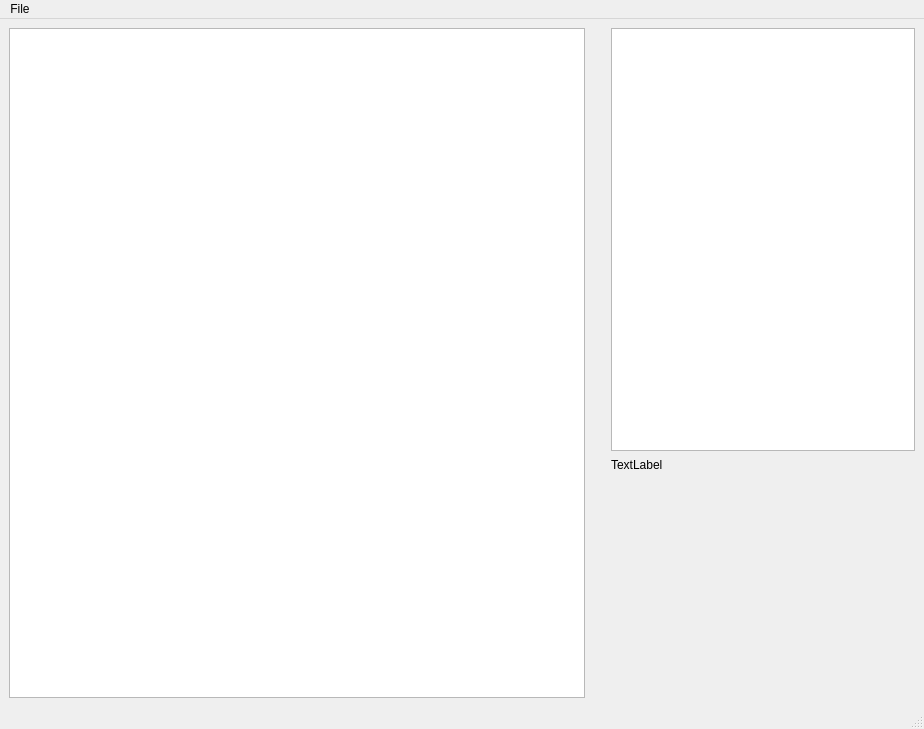
Above: mrfi_gui/mainwindow.ui from fffasttime/MRFI before the change. Below: the same form after it.
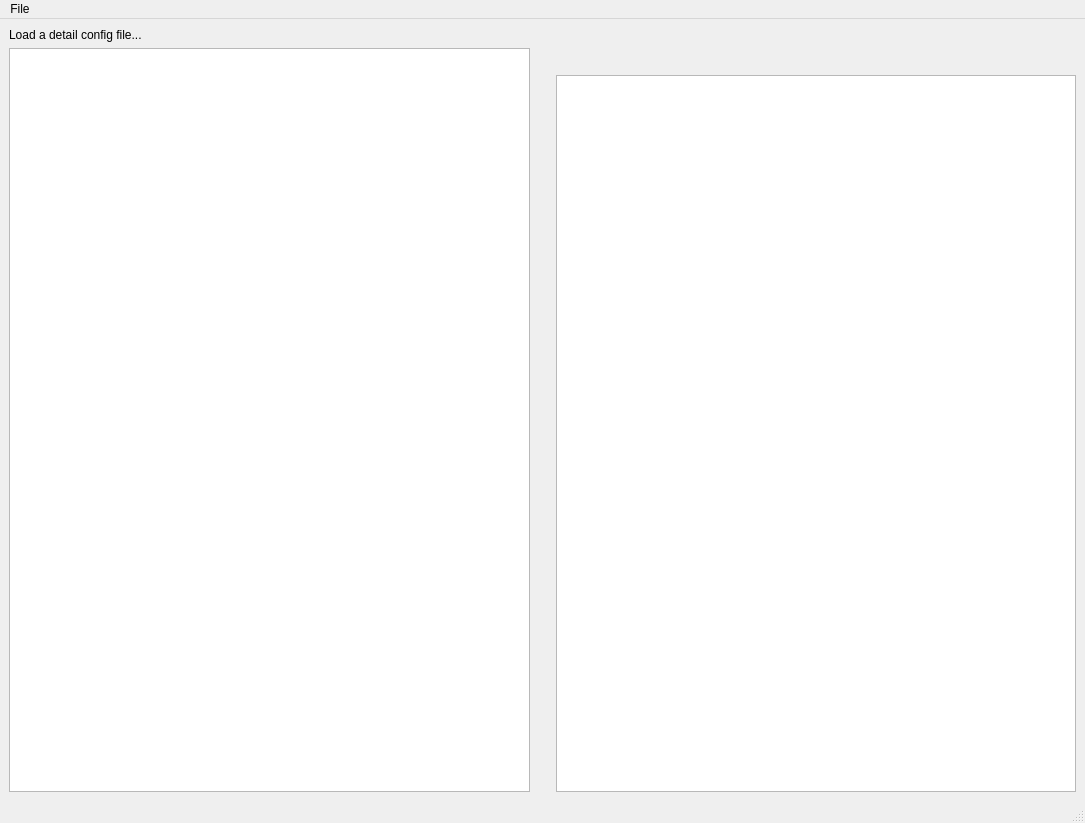
That is the form after the change.

```diff
--- a/mrfi_gui/mainwindow.ui
+++ b/mrfi_gui/mainwindow.ui
@@ -6,8 +6,8 @@
    <rect>
     <x>0</x>
     <y>0</y>
-    <width>924</width>
-    <height>729</height>
+    <width>1085</width>
+    <height>823</height>
    </rect>
   </property>
   <property name="windowTitle">
@@ -16,6 +16,28 @@
   <widget class="QWidget" name="centralwidget">
    <layout class="QHBoxLayout" name="horizontalLayout_2">
     <item>
+     <widget class="QWidget" name="widget_2" native="true">
+      <layout class="QVBoxLayout" name="verticalLayout_3">
+       <property name="leftMargin">
+        <number>0</number>
+       </property>
+       <property name="topMargin">
+        <number>0</number>
+       </property>
+       <property name="rightMargin">
+        <number>0</number>
+       </property>
+       <property name="bottomMargin">
+        <number>0</number>
+       </property>
+       <item>
+        <widget class="QLabel" name="label_2">
+         <property name="text">
+          <string>Load a detail config file...</string>
+         </property>
+        </widget>
+       </item>
+       <item>
      <widget class="QTreeView" name="treeView">
       <property name="minimumSize">
        <size>
@@ -24,10 +46,13 @@
        </size>
       </property>
       <attribute name="headerVisible">
-       <bool>false</bool>
+          <bool>true</bool>
       </attribute>
      </widget>
     </item>
+      </layout>
+     </widget>
+    </item>
     <item>
      <spacer name="verticalSpacer">
       <property name="orientation">
@@ -45,13 +70,13 @@
      <widget class="QWidget" name="widget" native="true">
       <property name="minimumSize">
        <size>
-        <width>200</width>
+        <width>300</width>
         <height>0</height>
        </size>
       </property>
       <property name="maximumSize">
        <size>
-        <width>304</width>
+        <width>600</width>
         <height>16777215</height>
        </size>
       </property>
@@ -71,28 +96,43 @@
        <property name="bottomMargin">
         <number>0</number>
        </property>
-       <item>
-        <widget class="QTreeView" name="treeView_2"/>
-       </item>
        <item>
         <widget class="QLabel" name="label">
          <property name="minimumSize">
           <size>
            <width>0</width>
-           <height>240</height>
+           <height>40</height>
           </size>
          </property>
+         <property name="maximumSize">
+          <size>
+           <width>16777215</width>
+           <height>16777215</height>
+          </size>
+         </property>
+         <property name="frameShape">
+          <enum>QFrame::NoFrame</enum>
+         </property>
+         <property name="frameShadow">
+          <enum>QFrame::Plain</enum>
+         </property>
          <property name="text">
-          <string>TextLabel</string>
+          <string/>
          </property>
          <property name="alignment">
           <set>Qt::AlignLeading|Qt::AlignLeft|Qt::AlignTop</set>
          </property>
+         <property name="wordWrap">
+          <bool>true</bool>
+         </property>
          <property name="margin">
           <number>0</number>
          </property>
         </widget>
        </item>
+       <item>
+        <widget class="QTreeView" name="treeView_2"/>
+       </item>
       </layout>
      </widget>
     </item>
@@ -103,7 +143,7 @@
     <rect>
      <x>0</x>
      <y>0</y>
-     <width>924</width>
+     <width>1085</width>
      <height>26</height>
     </rect>
    </property>
```
Left out of the diff: 7 changed lines with no effect on the pictures. Lines whose indentation alone changed are shown as unchanged.
